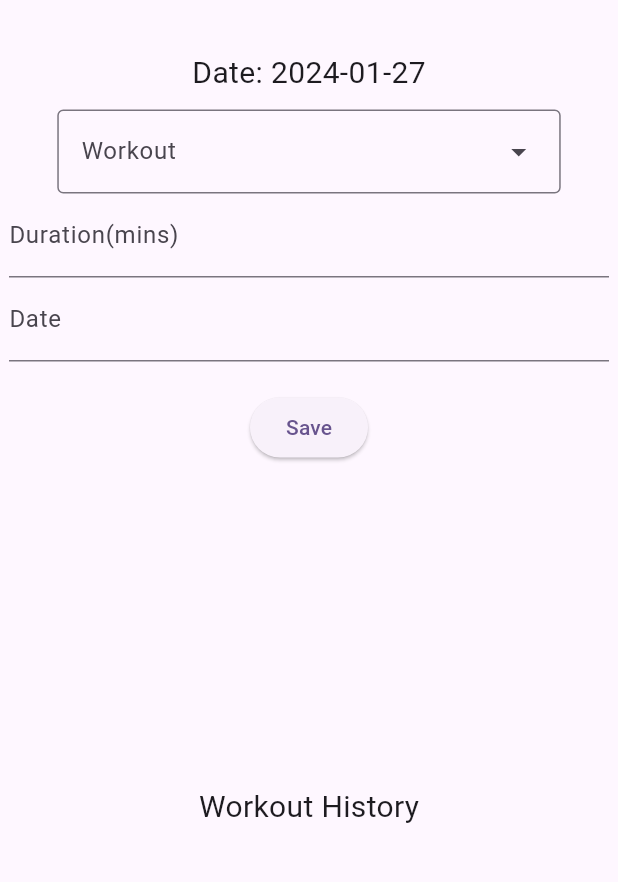
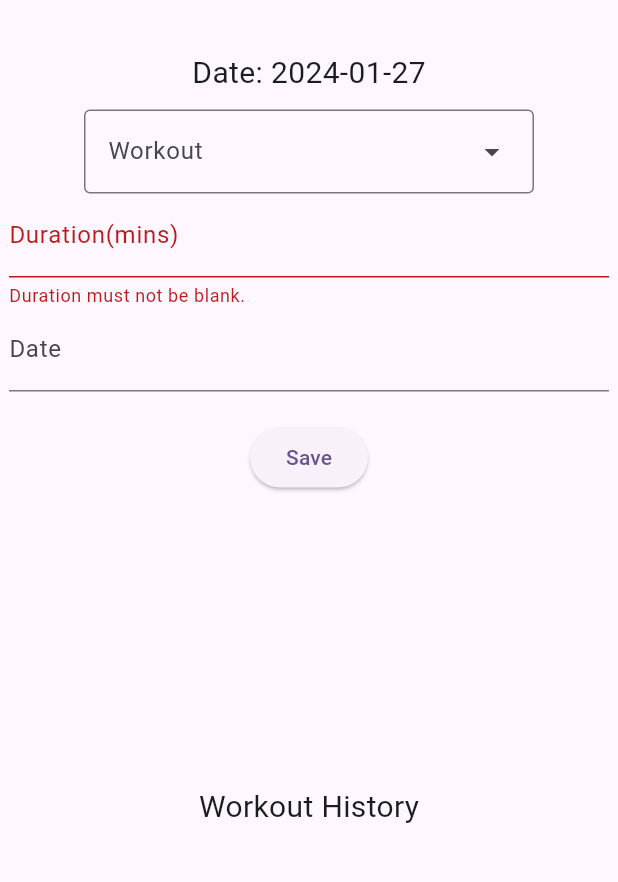
Before and after one commit to YuJieWu5/DailyRecordApp, a Flutter app: the WorkoutRecordPage screen opened directly, after a tap on "Save", on a phone screen of 412 x 824 dp, the part 63-945 px from its top. Run offline on Flutter 3.47's test engine with Material 3 defaults, Android fonts, the phone set to English and light mode, and no system bars.

Commit message:
Disable dropdown input field on workout_record_form.dart

```diff
--- a/lib/workout_record_form.dart
+++ b/lib/workout_record_form.dart
@@ -26,6 +26,9 @@ class _WorkoutRecordForm extends State<WorkoutRecordForm>{
           double.parse(_durationController.text),
           DateTime.now()
       );
+      _workoutController.clear();
+      _durationController.clear();
+      _dateController.clear();
       widget.addWorkoutRecord(record);
       _formKey.currentState!.reset();
     }
@@ -45,7 +48,8 @@ class _WorkoutRecordForm extends State<WorkoutRecordForm>{
             ),
             Center(
               child: DropdownMenu<String>(
-                requestFocusOnTap: true,
+                width: 300.0,
+                requestFocusOnTap: false,
                 controller: _workoutController,
                 label: const Text('Workout'),
                 dropdownMenuEntries: _workoutList
@@ -60,12 +64,18 @@ class _WorkoutRecordForm extends State<WorkoutRecordForm>{
             ),
             SizedBox(
               width: 400.0,
-              child: TextField(
+              child: TextFormField(
                 decoration: const InputDecoration(
                     labelText: 'Duration(mins)'
                 ),
                 controller: _durationController,
                 keyboardType: TextInputType.number,
+                validator: (newValue) {
+                  if(newValue == null || newValue.isEmpty) {
+                    return 'Duration must not be blank.';
+                  }
+                  return null;
+                },
               )
             ),
             SizedBox(
```
